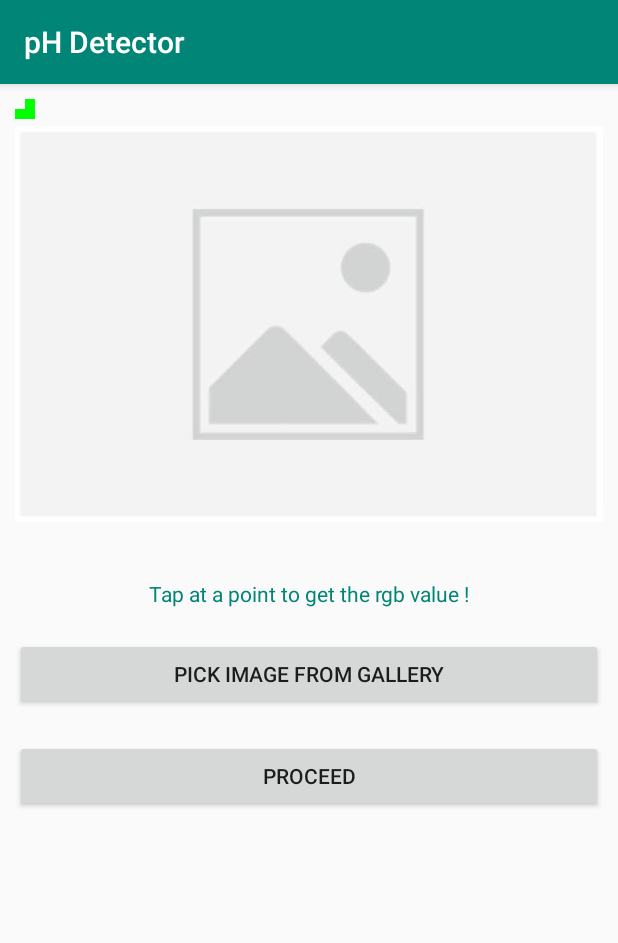
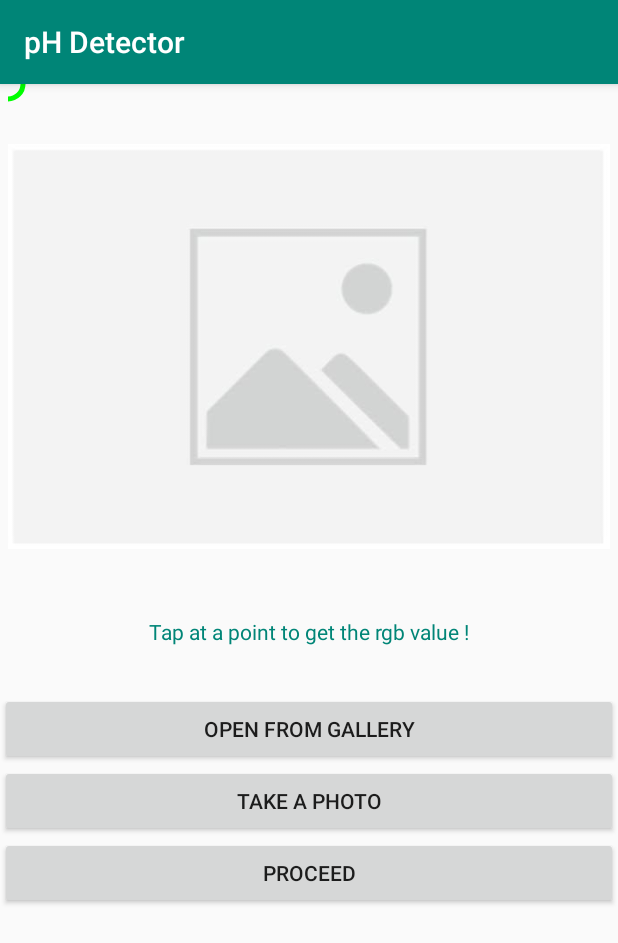
Before and after one commit to JayjeetAtGithub/pH-Finder-Offline, an Android app: the screen it shows after launch (MainActivity), on a phone screen of 412 x 824 dp. Shown: the top 943 px of the screen. Run offline under Robolectric (Android 15) with nearby library versions, the phone set to English and light mode, and no system bars; pictures from the network do not load.

```diff
--- a/app/src/main/AndroidManifest.xml
+++ b/app/src/main/AndroidManifest.xml
@@ -5,11 +5,12 @@
     <uses-permission
         android:name="android.permission.WRITE_EXTERNAL_STORAGE"
         android:maxSdkVersion="18" />
+    <uses-permission android:name="android.permission.READ_EXTERNAL_STORAGE" />
     <uses-permission android:name="android.permission.INTERNET" />
 
     <uses-feature
         android:name="android.hardware.camera"
-        android:required="true" />
+        android:required="false" />
 
     <application
         android:allowBackup="true"
--- a/app/src/main/java/com/phdetector/jayjeet/phdetector/CustomImageView.java
+++ b/app/src/main/java/com/phdetector/jayjeet/phdetector/CustomImageView.java
@@ -41,9 +41,8 @@ public class CustomImageView extends ImageView {
         super.onDraw(canvas);
         paint.setColor(Color.GREEN);
         paint.setStyle(Paint.Style.STROKE);
-        paint.setStrokeWidth(10);
-        //canvas.drawCircle(m.x,m.y,10,paint);
-        canvas.drawRect(m.x-15,m.y+15,m.x+15,m.y-15,paint);
+        paint.setStrokeWidth(5);
+        canvas.drawCircle(m.x,m.y,15,paint);
         invalidate();
     }
 }
--- a/app/src/main/res/layout/activity_main.xml
+++ b/app/src/main/res/layout/activity_main.xml
@@ -9,32 +9,43 @@
         android:id="@+id/image_view"
         android:src="@drawable/placeholder"
         android:layout_width="match_parent"
-        android:layout_height="300dp"
-        android:layout_margin="10dp"
+        android:layout_height="350dp"
+        android:layout_marginLeft="5dp"
+        android:layout_marginRight="5dp"
         />
 
     <TextView
         android:id="@+id/text_view"
         android:textAlignment="center"
         android:textColor="@color/colorPrimary"
+        android:layout_margin="5dp"
         android:text="Tap at a point to get the rgb value !"
         android:layout_width="match_parent"
-        android:layout_height="wrap_content"
-        android:layout_margin="10dp"/>
+        android:layout_height="wrap_content" />
 
+    <TextView
+        android:id="@+id/color_preview"
+        android:layout_width="match_parent"
+        android:layout_height="15dp"
+        android:layout_margin="5dp"
+        android:textAlignment="center"/>
 
     <Button
         android:id="@+id/image_picker_button"
         android:layout_width="match_parent"
         android:layout_height="wrap_content"
-        android:text="Pick Image From Gallery"
-        android:layout_margin="10dp"/>
+        android:text="Open From Gallery" />
+
+    <Button
+        android:id="@+id/camera_picker_button"
+        android:layout_width="match_parent"
+        android:layout_height="wrap_content"
+        android:text="Take a photo" />
 
 
     <Button
         android:id="@+id/ph_fetch_button"
         android:layout_width="match_parent"
         android:layout_height="wrap_content"
-        android:text="Proceed"
-        android:layout_margin="10dp"/>
+        android:text="Proceed"/>
 </LinearLayout>
```
Also changed, not shown: app/src/main/java/com/phdetector/jayjeet/phdetector/MainActivity.java (+60 -8 lines).
